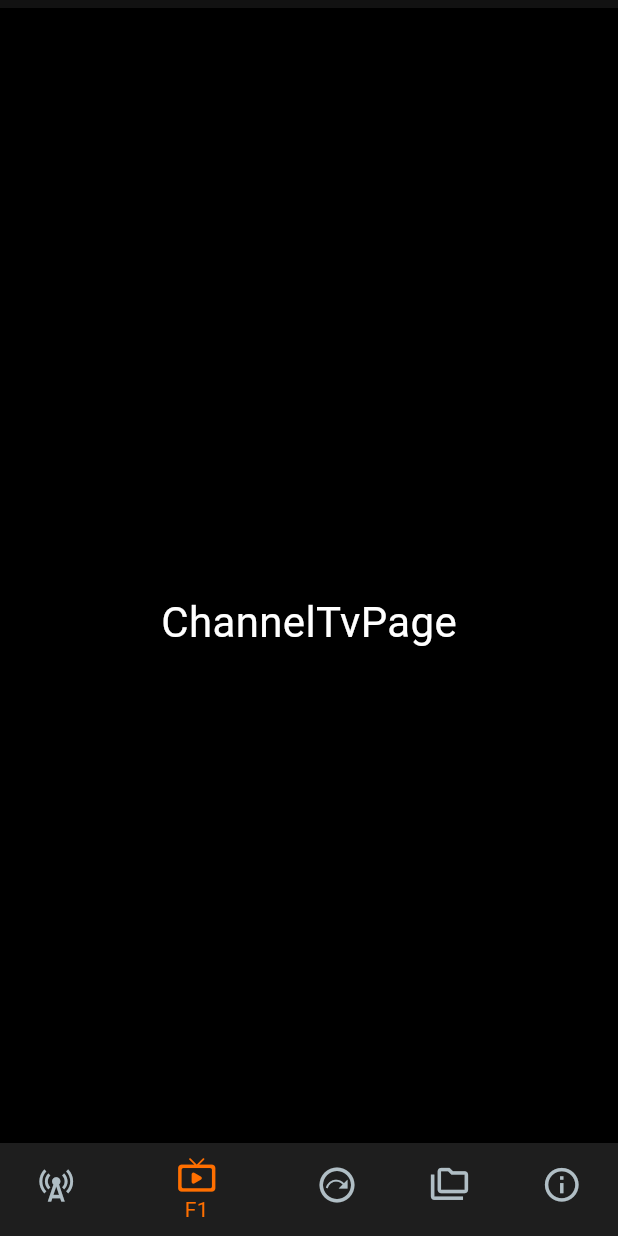
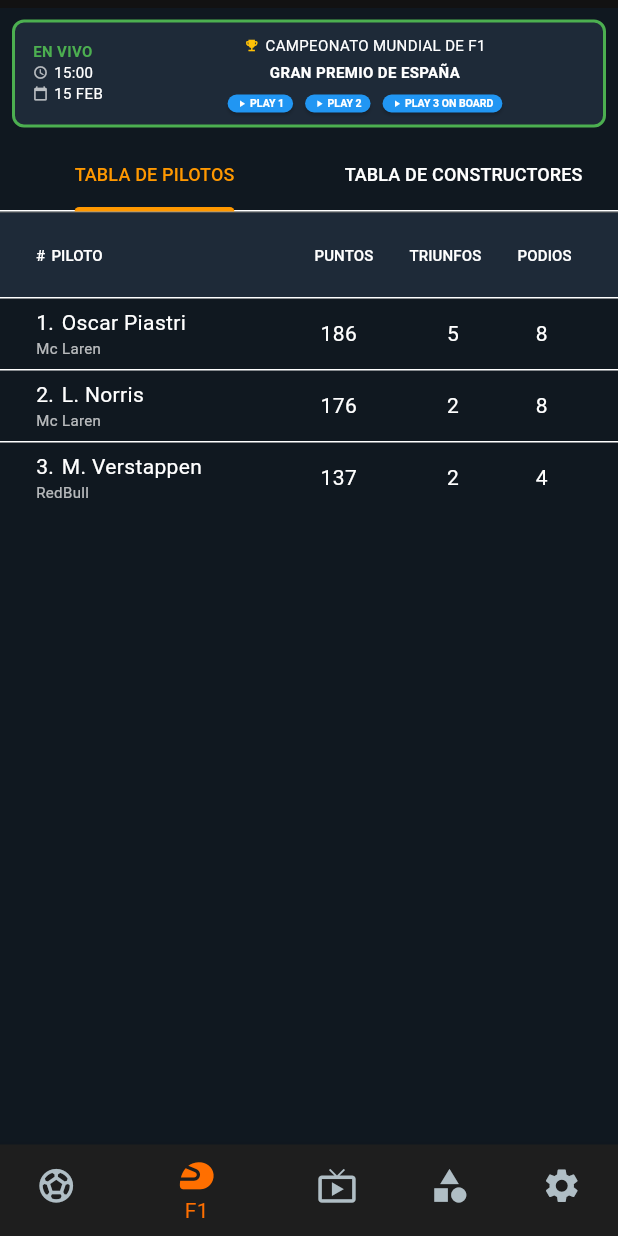
Before and after one commit to Alopez2500/meteorito-app, a Flutter app: the screen it shows after launch, item 2 of the bottom bar chosen, on a phone screen of 412 x 824 dp. Run offline on Flutter 3.47's test engine with Material 3 defaults, Android fonts, the phone set to English and light mode, and no system bars; our stand-ins replace flutter_riverpod, go_router.

Commit message:
Implementando vista de f1

```diff
--- a/lib/config/router/app_router.dart
+++ b/lib/config/router/app_router.dart
@@ -1,6 +1,7 @@
 import 'package:flutter/material.dart';
 import 'package:go_router/go_router.dart';
 import 'package:meteorito_app/view/page/main/main_layout.dart';
+import 'package:meteorito_app/view/page/f1/f1_page_dart.dart';
 import 'package:meteorito_app/view/page/soccer/soccer_page.dart';
 
 /// Clave global para el navegador raíz.
@@ -37,6 +38,11 @@ final appRouter = GoRouter(
           path: '/soccer',
           pageBuilder: (context, state) => buildSlideTransitionPage(const SoccerPage()),
         ),
+        // Ruta: Canales de TV
+        GoRoute(
+          path: '/f1',
+          pageBuilder: (context, state) => buildSlideTransitionPage(const F1Page()),
+        ),
         // Ruta: Resultados en vivo
         GoRoute(
           path: '/live_score',
@@ -66,11 +72,7 @@ final appRouter = GoRouter(
           path: '/next_events',
           pageBuilder: (context, state) => buildSlideTransitionPage(const MockPage(title: 'UpcomingEvents')),
         ),
-        // Ruta: Canales de TV
-        GoRoute(
-          path: '/channels_tv',
-          pageBuilder: (context, state) => buildSlideTransitionPage(const MockPage(title: 'ChannelTvPage')),
-        ),
+
         // Ruta: Información / Ajustes
         GoRoute(
           path: '/settings',
--- a/lib/main.dart
+++ b/lib/main.dart
@@ -34,7 +34,7 @@ class MainAppState extends ConsumerState<MainApp> {
   }
 }
 
-/// Wrapper que muestra el SplashScreen unos segundos y luego el contenido real. (Cambiar despues que tengamos conecciones con firebase)
+/// Wrapper que muestra el SplashScreen unos segundos y luego el contenido real. (Cambiar )
 class SplashWrapper extends ConsumerStatefulWidget {
   final Widget child;
 
--- /dev/null
+++ b/lib/view/page/f1/f1_page_dart.dart
@@ -0,0 +1,431 @@
+import 'package:flutter/material.dart';
+
+class F1Page extends StatelessWidget {
+  const F1Page({super.key});
+
+  @override
+  Widget build(BuildContext context) {
+    return DefaultTabController(
+      length: 2,
+      child: Scaffold(
+        backgroundColor: const Color(0xFF101820),
+        body: Column(
+          children: [
+            // Info del evento
+            Padding(
+              padding: const EdgeInsets.all(8.0),
+              child: Container(
+                decoration: BoxDecoration(
+                  color: const Color(0xFF1E2A38),
+                  borderRadius: BorderRadius.circular(8),
+                  border: Border.all(color: Colors.green, width: 2),
+                ),
+                child: Row(
+                  crossAxisAlignment: CrossAxisAlignment.start,
+                  children: [
+                    // Columna izquierda: EN VIVO, hora, fecha
+                    Column(
+                      crossAxisAlignment: CrossAxisAlignment.start,
+                      children: [
+                        Padding(
+                          padding: const EdgeInsets.only(left: 12.0, top: 12.0),
+                          child: Text(
+                            'EN VIVO',
+                            style: const TextStyle(
+                              color: Colors.green,
+                              fontWeight: FontWeight.bold,
+                              fontSize: 10,
+                            ),
+                          ),
+                        ),
+                        Padding(
+                          padding: const EdgeInsets.only(left: 12.0),
+                          child: Row(
+                            children: [
+                              const Icon(
+                                Icons.access_time,
+                                color: Colors.white70,
+                                size: 10,
+                              ),
+                              const SizedBox(width: 4),
+                              Text(
+                                '15:00',
+                                // Cambia por la hora real si es necesario
+                                style: const TextStyle(
+                                  color: Colors.white,
+                                  fontSize: 10,
+                                ),
+                              ),
+                            ],
+                          ),
+                        ),
+                        Padding(
+                          padding: const EdgeInsets.only(left: 12.0),
+                          child: Row(
+                            children: [
+                              const Icon(
+                                Icons.calendar_today,
+                                color: Colors.white70,
+                                size: 10,
+                              ),
+                              const SizedBox(width: 4),
+                              Text(
+                                '15 FEB',
+                                style: const TextStyle(
+                                  color: Colors.white,
+                                  fontSize: 10,
+                                ),
+                              ),
+                            ],
+                          ),
+                        ),
+                      ],
+                    ),
+                    // Espacio entre columnas
+                    const SizedBox(width: 16),
+                    // Columna central: campeonato, gran premio, botones
+                    Expanded(
+                      child: Column(
+                        crossAxisAlignment: CrossAxisAlignment.center,
+                        children: [
+                          // Campeonato
+                          Padding(
+                            padding: const EdgeInsets.only(top: 8.0),
+                            child: Row(
+                              mainAxisAlignment: MainAxisAlignment.center,
+                              children: const [
+                                Icon(
+                                  Icons.emoji_events,
+                                  color: Colors.amber,
+                                  size: 10,
+                                ),
+                                SizedBox(width: 4),
+                                Text(
+                                  'CAMPEONATO MUNDIAL DE F1',
+                                  style: TextStyle(
+                                    color: Colors.white,
+                                    fontSize: 10,
+                                  ),
+                                ),
+                              ],
+                            ),
+                          ),
+                          // Gran premio
+                          const Padding(
+                            padding: EdgeInsets.only(top: 4.0),
+                            child: Text(
+                              'GRAN PREMIO DE ESPAÑA',
+                              style: TextStyle(
+                                color: Colors.white,
+                                fontSize: 10,
+                                fontWeight: FontWeight.bold,
+                              ),
+                              textAlign: TextAlign.center,
+                            ),
+                          ),
+                          // Botones de play
+                          Padding(
+                            padding: const EdgeInsets.only(
+                              top: 8.0,
+                              bottom: 8.0,
+                            ),
+                            child: Row(
+                              mainAxisAlignment: MainAxisAlignment.center,
+                              children: [
+                                _PlayButton(label: 'PLAY 1'),
+                                const SizedBox(width: 8),
+                                _PlayButton(label: 'PLAY 2'),
+                                const SizedBox(width: 8),
+                                _PlayButton(label: 'PLAY 3 ON BOARD'),
+                              ],
+                            ),
+                          ),
+                        ],
+                      ),
+                    ),
+                  ],
+                ),
+              ),
+            ),
+            // TabBar
+            Container(
+              decoration: BoxDecoration(
+                border: Border(bottom: BorderSide(color: Colors.white24)),
+              ),
+              child: const TabBar(
+                indicatorColor: Colors.orange,
+                labelColor: Colors.orange,
+                unselectedLabelColor: Colors.white,
+                labelStyle: TextStyle(fontSize: 12),
+                // Tamaño para la pestaña seleccionada
+                unselectedLabelStyle: TextStyle(fontSize: 12),
+                // Tamaño para las no seleccionadas
+                tabs: [
+                  Tab(text: 'TABLA DE PILOTOS'),
+                  Tab(text: 'TABLA DE CONSTRUCTORES'),
+                ],
+              ),
+            ),
+            // TabBarView
+            Expanded(
+              child: TabBarView(children: [PilotsTable(), ConstructorsTable()]),
+            ),
+          ],
+        ),
+      ),
+    );
+  }
+}
+
+// Ejemplo de tabla de pilotos
+class PilotsTable extends StatelessWidget {
+  final List<Map<String, dynamic>> pilots = const [
+    {
+      'pos': 1,
+      'name': 'Oscar Piastri',
+      'team': 'Mc Laren',
+      'points': 186,
+      'wins': 5,
+      'podiums': 8,
+    },
+    {
+      'pos': 2,
+      'name': 'L. Norris',
+      'team': 'Mc Laren',
+      'points': 176,
+      'wins': 2,
+      'podiums': 8,
+    },
+    {
+      'pos': 3,
+      'name': 'M. Verstappen',
+      'team': 'RedBull',
+      'points': 137,
+      'wins': 2,
+      'podiums': 4,
+    },
+  ];
+
+  const PilotsTable({super.key});
+
+  @override
+  Widget build(BuildContext context) {
+    return DataTable(
+      headingRowColor: MaterialStateProperty.all(const Color(0xFF1E2A38)),
+      dataRowColor: MaterialStateProperty.all(const Color(0xFF101820)),
+      columns: const [
+        DataColumn(
+          label: Row(
+            children: [
+              Text('#', style: TextStyle(color: Colors.white, fontSize: 10)),
+              SizedBox(width: 4),
+              Text(
+                'PILOTO',
+                style: TextStyle(color: Colors.white, fontSize: 10),
+              ),
+            ],
+          ),
+        ),
+        DataColumn(
+          label: Row(
+            children: [
+              Padding(
+                padding: EdgeInsets.only(left: 12),
+                child: Text(
+                  'PUNTOS',
+                  style: TextStyle(color: Colors.white, fontSize: 10),
+                ),
+              ),
+              SizedBox(width: 24),
+              Text(
+                'TRIUNFOS',
+                style: TextStyle(color: Colors.white, fontSize: 10),
+              ),
+              SizedBox(width: 24),
+              Text(
+                'PODIOS',
+                style: TextStyle(color: Colors.white, fontSize: 10),
+              ),
+            ],
+          ),
+        ),
+      ],
+      rows: pilots.map((p) {
+        return DataRow(
+          cells: [
+            DataCell(
+              Column(
+                crossAxisAlignment: CrossAxisAlignment.start,
+                mainAxisAlignment: MainAxisAlignment.center,
+                children: [
+                  Row(
+                    children: [
+                      Text(
+                        '${p['pos']}.',
+                        style: const TextStyle(color: Colors.white),
+                      ),
+                      const SizedBox(width: 5),
+                      Text(
+                        p['name'],
+                        style: const TextStyle(color: Colors.white),
+                      ),
+                    ],
+                  ),
+                  Text(
+                    p['team'],
+                    style: const TextStyle(color: Colors.white70, fontSize: 10),
+                  ),
+                ],
+              ),
+            ),
+            DataCell(
+              Row(
+                children: [
+                  const SizedBox(width: 16),
+                  Text(
+                    '${p['points']}',
+                    style: const TextStyle(color: Colors.white),
+                  ),
+                  SizedBox(width: 60),
+                  Text(
+                    '${p['wins']}',
+                    style: const TextStyle(color: Colors.white),
+                  ),
+                  SizedBox(width: 51),
+                  Text(
+                    '${p['podiums']}',
+                    style: const TextStyle(color: Colors.white),
+                  ),
+                ],
+              ),
+            ),
+          ],
+        );
+      }).toList(),
+    );
+  }
+}
+
+// Ejemplo de tabla de constructores
+class ConstructorsTable extends StatelessWidget {
+  final List<Map<String, dynamic>> constructors = const [
+    {'pos': 1, 'name': 'Mc Laren', 'points': 362, 'wins': 7, 'podiums': 16},
+    {'pos': 2, 'name': 'RedBull', 'points': 137, 'wins': 2, 'podiums': 4},
+  ];
+
+  const ConstructorsTable({super.key});
+
+  @override
+  Widget build(BuildContext context) {
+    return DataTable(
+      headingRowColor: MaterialStateProperty.all(const Color(0xFF1E2A38)),
+      dataRowColor: MaterialStateProperty.all(const Color(0xFF101820)),
+      columns: const [
+        DataColumn(
+          label: Row(
+            children: [
+              Text('#', style: TextStyle(color: Colors.white, fontSize: 10)),
+              SizedBox(width: 4),
+              Text(
+                'CONSTRUCTOR',
+                style: TextStyle(color: Colors.white, fontSize: 10),
+              ),
+            ],
+          ),
+        ),
+        DataColumn(
+          label: Row(
+            children: [
+              Padding(
+                padding: EdgeInsets.only(left: 12),
+                child: Text(
+                  'PUNTOS',
+                  style: TextStyle(color: Colors.white, fontSize: 10),
+                ),
+              ),
+              SizedBox(width: 24),
+              Text(
+                'TRIUNFOS',
+                style: TextStyle(color: Colors.white, fontSize: 10),
+              ),
+              SizedBox(width: 24),
+              Text(
+                'PODIOS',
+                style: TextStyle(color: Colors.white, fontSize: 10),
+              ),
+            ],
+          ),
+        ),
+      ],
+      rows: constructors.map((c) {
+        return DataRow(
+          cells: [
+            DataCell(
+              Row(
+                children: [
+                  Text(
+                    '${c['pos']}.',
+                    style: const TextStyle(color: Colors.white),
+                  ),
+                  const SizedBox(width: 5),
+                  Text(c['name'], style: const TextStyle(color: Colors.white)),
+                ],
+              ),
+            ),
+            DataCell(
+              Row(
+                children: [
+                  const SizedBox(width: 16),
+                  Text(
+                    '${c['points']}',
+                    style: const TextStyle(color: Colors.white),
+                  ),
+                  const SizedBox(width: 60),
+                  Text(
+                    '${c['wins']}',
+                    style: const TextStyle(color: Colors.white),
+                  ),
+                  const SizedBox(width: 51),
+                  Text(
+                    '${c['podiums']}',
+                    style: const TextStyle(color: Colors.white),
+                  ),
+                ],
+              ),
+            ),
+          ],
+        );
+      }).toList(),
+    );
+  }
+}
+
+class _PlayButton extends StatelessWidget {
+  final String label;
+
+  const _PlayButton({required this.label});
+
+  @override
+  Widget build(BuildContext context) {
+    return ElevatedButton(
+      style: ElevatedButton.styleFrom(
+        backgroundColor: Colors.blue,
+        foregroundColor: Colors.white,
+        padding: const EdgeInsets.symmetric(horizontal: 6, vertical: 2),
+        minimumSize: Size.zero,
+        tapTargetSize: MaterialTapTargetSize.shrinkWrap,
+        shape: RoundedRectangleBorder(borderRadius: BorderRadius.circular(6)),
+        textStyle: const TextStyle(fontSize: 7, fontWeight: FontWeight.bold),
+      ),
+      onPressed: () {},
+      child: Row(
+        mainAxisSize: MainAxisSize.min,
+        children: [
+          const Icon(Icons.play_arrow, size: 7),
+          const SizedBox(width: 2),
+          Text(label),
+        ],
+      ),
+    );
+  }
+}
--- a/lib/view/page/main/main_layout.dart
+++ b/lib/view/page/main/main_layout.dart
@@ -61,27 +61,27 @@ class MainLayoutState extends ConsumerState<MainLayout> {
           items: [
             BottomNavigationBarItem(
               backgroundColor: AppColors.surface,
-              icon: Icon(Icons.cell_tower),
+              icon: Icon(Icons.sports_soccer),
               label: "Futbol",
             ),
             BottomNavigationBarItem(
               backgroundColor: AppColors.surface,
-              icon: Icon(Icons.live_tv_rounded),
+              icon: Icon(Icons.sports_motorsports),
               label: "F1",
             ),
             BottomNavigationBarItem(
               backgroundColor: AppColors.surface,
-              icon: Icon(Icons.next_plan_outlined, size: 28),
+              icon: Icon(Icons.live_tv),
               label: "TV",
             ),
             BottomNavigationBarItem(
               backgroundColor: AppColors.surface,
-              icon: Icon(Icons.folder_copy_outlined),
+              icon: Icon(Icons.category),
               label: "Categorías",
             ),
             BottomNavigationBarItem(
               backgroundColor: AppColors.surface,
-              icon: Icon(Icons.info_outline),
+              icon: Icon(Icons.settings),
               label: "Preferencias",
             ),
           ],
@@ -93,7 +93,7 @@ class MainLayoutState extends ConsumerState<MainLayout> {
   void _onItemTapped(int index, BuildContext context) {
     final routes = [
       '/soccer',
-      '/channels_tv',
+      '/f1',
       '/next_events',
       '/categories',
       '/settings',
--- a/lib/view/page/soccer/soccer_page.dart
+++ b/lib/view/page/soccer/soccer_page.dart
@@ -99,15 +99,6 @@ class SoccerPage extends StatelessWidget {
 
     return Scaffold(
       backgroundColor: AppColors.background,
-      appBar: AppBar(
-        backgroundColor: AppColors.surface,
-        title: const Text(
-          'Fútbol en Vivo',
-          style: TextStyle(color: AppColors.textPrimary),
-        ),
-        iconTheme: const IconThemeData(color: AppColors.textPrimary),
-        elevation: 0,
-      ),
       body: ListView.separated(
         padding: EdgeInsets.zero,
         // Sin margen externo
@@ -137,23 +128,34 @@ class MatchData {
   });
 }
 
+
+/// Widget que representa una tarjeta de partido de fútbol.
+///
+/// Muestra el estado, hora, fecha, liga, bandera y los equipos local y visitante.
+/// El diseño utiliza colores y bordes para diferenciar el estado del partido.
 class MatchCard extends StatelessWidget {
+  /// Datos del partido a mostrar en la tarjeta.
   final MatchData data;
 
+  /// Crea una tarjeta de partido con los datos proporcionados.
   const MatchCard({super.key, required this.data});
 
   @override
   Widget build(BuildContext context) {
     return Padding(
-      padding: EdgeInsets.all(2), // Sin espacio externo
+      // Margen externo mínimo para separar las tarjetas.
+      padding: EdgeInsets.all(2),
       child: Container(
+        // Borde exterior con color según el estado del partido.
         decoration: BoxDecoration(
           color: data.borderColor,
           borderRadius: BorderRadius.circular(8),
         ),
         child: Padding(
+          // Separación interna entre el borde y el contenido.
           padding: const EdgeInsets.all(2),
           child: Container(
+            // Fondo principal de la tarjeta.
             decoration: BoxDecoration(
               color: AppColors.surface,
               borderRadius: BorderRadius.circular(6),
@@ -161,10 +163,11 @@ class MatchCard extends StatelessWidget {
             child: Row(
               crossAxisAlignment: CrossAxisAlignment.start,
               children: [
-                // Columna izquierda: Estado, hora, fecha
+                // Columna izquierda: Estado, hora y fecha del partido.
                 Column(
                   crossAxisAlignment: CrossAxisAlignment.start,
                   children: [
+                    // Estado del partido (ej: EN VIVO, PROXIMO).
                     Container(
                       padding: const EdgeInsets.symmetric(
                         horizontal: 8,
@@ -179,6 +182,7 @@ class MatchCard extends StatelessWidget {
                         ),
                       ),
                     ),
+                    // Hora del partido con icono.
                     Container(
                       padding: const EdgeInsets.only(left: 8),
                       child: Row(
@@ -199,6 +203,7 @@ class MatchCard extends StatelessWidget {
                         ],
                       ),
                     ),
+                    // Fecha del partido con icono.
                     Container(
                       padding: const EdgeInsets.only(left: 8),
                       child: Row(
@@ -222,7 +227,7 @@ class MatchCard extends StatelessWidget {
                   ],
                 ),
                 const SizedBox(width: 12),
-                // Columna derecha: Liga y equipos
+                // Columna derecha: Liga, bandera y equipos.
                 Expanded(
                   child: Padding(
                     padding: const EdgeInsets.symmetric(
@@ -232,6 +237,7 @@ class MatchCard extends StatelessWidget {
                     child: Column(
                       crossAxisAlignment: CrossAxisAlignment.center,
                       children: [
+                        // Fila superior: Liga y bandera.
                         Row(
                           mainAxisAlignment: MainAxisAlignment.center,
                           children: [
@@ -255,8 +261,10 @@ class MatchCard extends StatelessWidget {
                             ),
                           ],
                         ),
+                        // Fila inferior: Equipos y "VS" escalonados.
                         Row(
                           children: [
+                            // Equipo local alineado a la izquierda.
                             Expanded(
                               child: Align(
                                 alignment: Alignment.centerLeft,
@@ -278,6 +286,7 @@ class MatchCard extends StatelessWidget {
                                 ),
                               ),
                             ),
+                            // "VS" centrado y más abajo.
                             Column(
                               mainAxisSize: MainAxisSize.min,
                               children: [
@@ -302,6 +311,7 @@ class MatchCard extends StatelessWidget {
                                 ),
                               ],
                             ),
+                            // Equipo visitante alineado a la derecha y más abajo.
                             Expanded(
                               child: Align(
                                 alignment: Alignment.centerRight,
@@ -309,7 +319,6 @@ class MatchCard extends StatelessWidget {
                                   crossAxisAlignment: CrossAxisAlignment.end,
                                   children: [
                                     const SizedBox(height: 12),
-                                    // Baja más el visitante
                                     Text(
                                       data.away,
                                       style: const TextStyle(
```
Also changed, not shown: lib/templete/f1.png (added).
